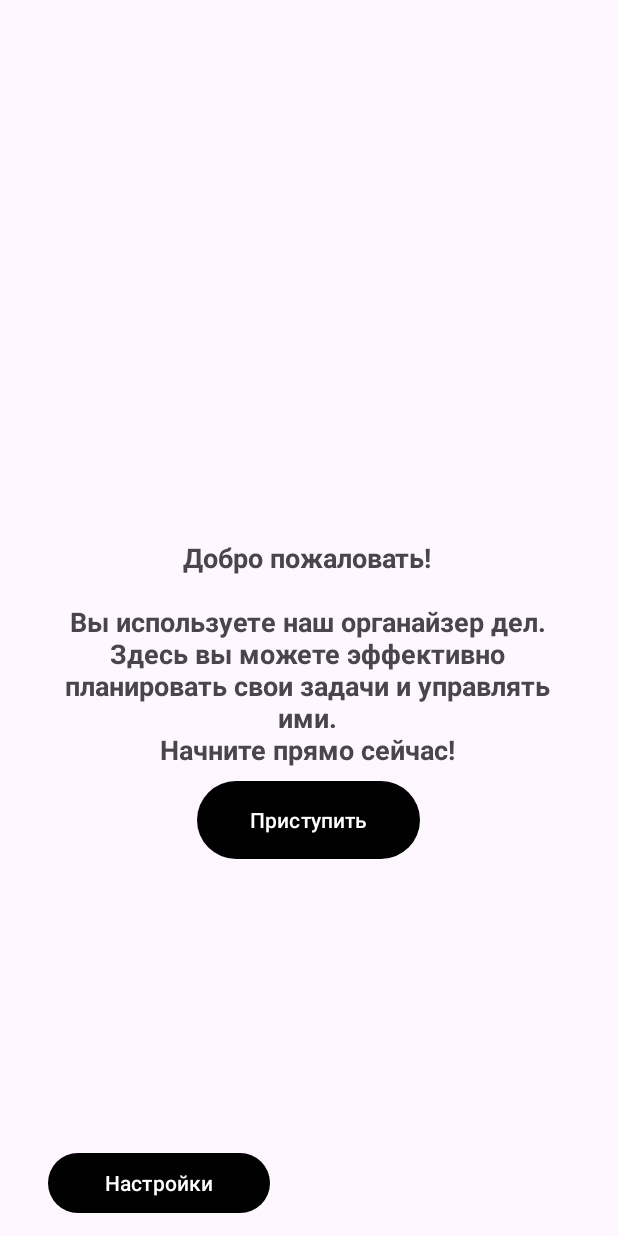
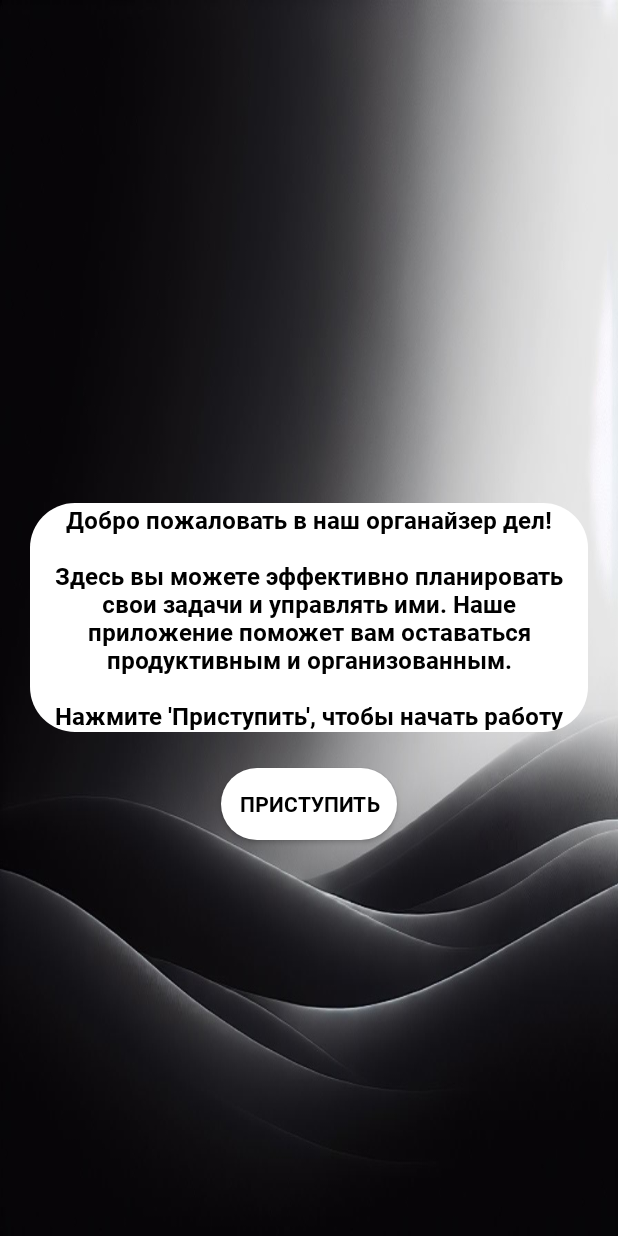
Before and after one commit to ikanit1/diplomnaya, an Android app: the screen it shows after launch (MainActivity), on a phone screen of 412 x 824 dp. Run offline under Robolectric (Android 15) with nearby library versions, the phone set to English and light mode, and no system bars.

Commit message:
Сделал более менее нормальный экран приветствия, при повторном заходе в приложение, экран приветствия не показывается.

```diff
--- a/app/src/main/java/com/example/diplomnaya/MainActivity.java
+++ b/app/src/main/java/com/example/diplomnaya/MainActivity.java
@@ -5,42 +5,39 @@ import android.os.Bundle;
 import android.os.Handler;
 import android.os.Looper;
 import android.view.View;
-import android.widget.TextView;
 import androidx.appcompat.app.AppCompatActivity;
-import java.text.SimpleDateFormat;
-import java.util.Calendar;
-import java.util.Locale;
 import android.widget.Button;
+import android.content.SharedPreferences;
+
 
 
 public class MainActivity extends AppCompatActivity {
 
     private Button settingsButton;
     private final Handler handler = new Handler(Looper.getMainLooper());
+    private SharedPreferences sharedPreferences;
 
     @Override
     protected void onCreate(Bundle savedInstanceState) {
         super.onCreate(savedInstanceState);
-        setContentView(R.layout.activity_main);
 
-        settingsButton = findViewById(R.id.button_settings);
+        sharedPreferences = getSharedPreferences("MyPreferences", MODE_PRIVATE);
 
-        settingsButton.setOnClickListener(new View.OnClickListener() {
-            @Override
-            public void onClick(View v) {
-                openSettingsActivity(); // Вызываем метод для открытия экрана настроек
-            }
-        });
+        // Проверяем, была ли страница приветствия уже показана
+        if (sharedPreferences.getBoolean("isWelcomeShown", false)) {
+            // Если да, то переходим сразу на страницу workspace_main
+            startNextActivity(null);
+        } else {
+            // Если нет, то показываем страницу приветствия
+            setContentView(R.layout.activity_main);
+
+        }
     }
 
     public void openSettingsActivity() {
         Intent intent = new Intent(this, SettingsActivity.class); // Создаем Intent для перехода на экран настроек
         startActivity(intent); // Запускаем экран настроек
     }
-        // Настройка вашего пользовательского интерфейса, инициализация переменных и т.д.
-
-
-
 
     // Метод для перехода на следующую активити
     public void startNextActivity(View view) {
@@ -51,5 +48,10 @@ public class MainActivity extends AppCompatActivity {
         startActivity(intent);
         // Завершаем текущую активити
         finish();
+
+        // Сохраняем информацию о том, что страница приветствия была показана
+        SharedPreferences.Editor editor = sharedPreferences.edit();
+        editor.putBoolean("isWelcomeShown", true);
+        editor.apply();
     }
 }
--- /dev/null
+++ b/app/src/main/res/drawable/rounded_button_background.xml
@@ -0,0 +1,5 @@
+<shape xmlns:android="http://schemas.android.com/apk/res/android"
+    android:shape="rectangle">
+    <corners android:radius="40dp"/>
+    <solid android:color="#FFFFFF"/>
+</shape>
--- /dev/null
+++ b/app/src/main/res/drawable/rounded_white_background.xml
@@ -0,0 +1,5 @@
+<shape xmlns:android="http://schemas.android.com/apk/res/android"
+    android:shape="rectangle">
+    <corners android:radius="30sp"/>
+    <solid android:color="#FFFFFF"/>
+</shape>
--- a/app/src/main/res/layout/activity_main.xml
+++ b/app/src/main/res/layout/activity_main.xml
@@ -1,9 +1,11 @@
 <?xml version="1.0" encoding="utf-8"?>
-<androidx.constraintlayout.widget.ConstraintLayout xmlns:android="http://schemas.android.com/apk/res/android"
+<androidx.constraintlayout.widget.ConstraintLayout
+    xmlns:android="http://schemas.android.com/apk/res/android"
     xmlns:app="http://schemas.android.com/apk/res-auto"
     xmlns:tools="http://schemas.android.com/tools"
     android:layout_width="match_parent"
     android:layout_height="match_parent"
+    android:background="@drawable/background"
     tools:context=".MainActivity">
 
     <RelativeLayout
@@ -23,45 +25,26 @@
             android:id="@+id/welcome_message"
             android:layout_width="wrap_content"
             android:layout_height="wrap_content"
-            android:layout_alignParentStart="true"
-            android:layout_alignParentEnd="true"
-            android:layout_alignParentBottom="true"
-            android:layout_gravity="center"
-            android:layout_marginStart="15dp"
-            android:layout_marginTop="16dp"
-            android:layout_marginEnd="17dp"
-            android:layout_marginBottom="312dp"
-            android:text="Добро пожаловать!\n\nВы используете наш органайзер дел.\nЗдесь вы можете эффективно планировать свои задачи и управлять ими.\nНачните прямо сейчас!"
+            android:layout_centerInParent="true"
+            android:text="Добро пожаловать в наш органайзер дел!\n\nЗдесь вы можете эффективно планировать свои задачи и управлять ими. Наше приложение поможет вам оставаться продуктивным и организованным.\n\nНажмите 'Приступить', чтобы начать работу"
             android:textAlignment="center"
-            android:textSize="18sp"
-            android:textStyle="bold" />
+            android:textColor="@android:color/black"
+            android:textSize="16sp"
+            android:fontFamily="@font/roboto_bold"
+            android:background="@drawable/rounded_white_background" />
 
-        <!-- Кнопка для перехода к экрану настроек -->
 
         <Button
             android:id="@+id/button_start"
-            android:layout_width="148dp"
-            android:layout_height="60dp"
-            android:layout_alignParentStart="true"
-            android:layout_alignParentEnd="true"
-            android:layout_alignParentBottom="true"
-            android:layout_marginStart="111dp"
-            android:layout_marginEnd="112dp"
-            android:layout_marginBottom="247dp"
+            android:layout_width="117dp"
+            android:layout_height="wrap_content"
+            android:layout_below="@+id/welcome_message"
+            android:layout_centerHorizontal="true"
+            android:layout_marginTop="24dp"
+            android:background="@drawable/rounded_button_background"
             android:onClick="startNextActivity"
-            android:text="Приступить" />
+            android:textColor="@android:color/black"
+            android:text="Приступить"/>
 
-        <Button
-            android:id="@+id/button_settings"
-            android:layout_width="147dp"
-            android:layout_height="wrap_content"
-            android:layout_alignParentStart="true"
-            android:layout_alignParentEnd="true"
-            android:layout_alignParentBottom="true"
-            android:layout_marginStart="12dp"
-            android:layout_marginEnd="212dp"
-            android:layout_marginBottom="11dp"
-            android:onClick="openSettingsActivity"
-            android:text="Настройки" />
     </RelativeLayout>
 </androidx.constraintlayout.widget.ConstraintLayout>
--- a/app/src/main/res/layout/dialog_add_task.xml
+++ b/app/src/main/res/layout/dialog_add_task.xml
@@ -10,6 +10,7 @@
         android:layout_width="match_parent"
         android:layout_height="wrap_content"
         android:hint="Введите задачу"
+        android:textColor="@android:color/black"
         android:minHeight="48dp" />
 
 
@@ -20,6 +21,7 @@
         android:layout_width="wrap_content"
         android:layout_height="wrap_content"
         android:textSize="16sp"
+        android:textColor="@android:color/black"
         android:layout_marginTop="16dp"/>
 
     <Switch
@@ -27,6 +29,7 @@
         android:layout_width="wrap_content"
         android:layout_height="wrap_content"
         android:layout_marginTop="8dp"
+        android:textColor="@android:color/black"
         android:text="Важная задача" />
 
     <ImageButton
@@ -34,6 +37,7 @@
         android:layout_width="32dp"
         android:layout_height="32dp"
         android:layout_marginTop="8dp"
+        android:textColor="@android:color/black"
         android:src="@drawable/clock"
         android:text="Выбрать дату и время" />
 
--- a/app/src/main/res/values/colors.xml
+++ b/app/src/main/res/values/colors.xml
@@ -2,4 +2,10 @@
 <resources>
     <color name="black">#FF000000</color>
     <color name="white">#FFFFFFFF</color>
+    <!-- Добавленные цвета -->
+    <color name="blue">#FF0000FF</color>
+    <color name="green">#FF008000</color>
+    <color name="red">#FFFF0000</color>
+    <color name="yellow">#FFFFFF00</color>
+    <color name="purple">#FF800080</color>
 </resources>
--- /dev/null
+++ b/app/src/main/res/values/styles.xml
@@ -0,0 +1,9 @@
+<?xml version="1.0" encoding="utf-8"?>
+<resources>
+    <style name="AppTheme" parent="Theme.AppCompat.Light.NoActionBar">
+        <!-- Customize your theme here. -->
+        <item name="android:typeface">monospace</item>
+        <item name="android:fontFamily">@font/roboto_bold</item>
+    </style>
+
+</resources>
```
Also changed, not shown: app/src/main/AndroidManifest.xml (+3 -11 lines), app/src/main/res/drawable/background.png (added), app/src/main/res/font/roboto_bold.ttf (added).
